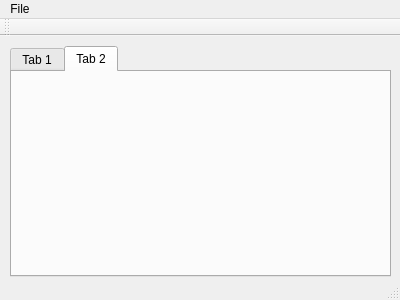
ivanlinux17/kraken, file Kraken/kraken.ui: the form before one commit.
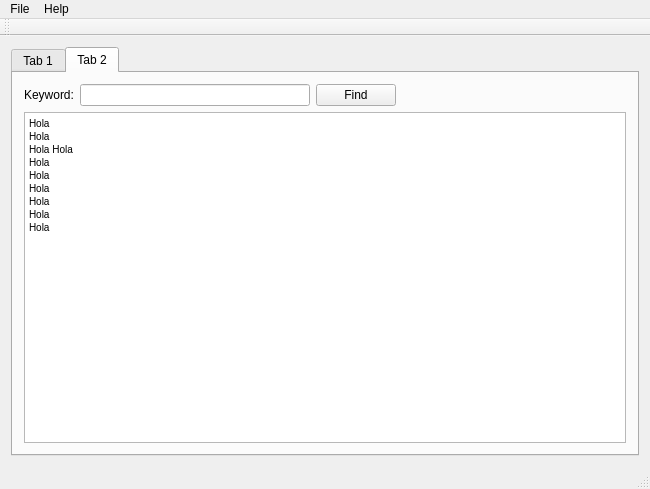
The form after the commit. The open tabs and pages were chosen to show the change.

The edit to the form file:
```diff
--- a/Kraken/kraken.ui
+++ b/Kraken/kraken.ui
@@ -6,23 +6,17 @@
    <rect>
     <x>0</x>
     <y>0</y>
-    <width>400</width>
-    <height>300</height>
+    <width>650</width>
+    <height>489</height>
    </rect>
   </property>
   <property name="windowTitle">
    <string>Kraken</string>
   </property>
   <widget class="QWidget" name="centralWidget">
+   <layout class="QVBoxLayout" name="verticalLayout_2">
+    <item>
    <widget class="QTabWidget" name="tabWidget">
-    <property name="geometry">
-     <rect>
-      <x>10</x>
-      <y>10</y>
-      <width>381</width>
-      <height>231</height>
-     </rect>
-    </property>
     <property name="currentIndex">
      <number>0</number>
     </property>
@@ -84,16 +78,78 @@
      <attribute name="title">
       <string>Tab 2</string>
      </attribute>
-    </widget>
-   </widget>
+       <layout class="QVBoxLayout" name="verticalLayout_3">
+        <item>
+         <layout class="QHBoxLayout" name="horizontalLayout">
+          <item>
+           <widget class="QLabel" name="label_2">
+            <property name="text">
+             <string>Keyword:</string>
+            </property>
+           </widget>
+          </item>
+          <item>
+           <widget class="QLineEdit" name="lineEdit"/>
+          </item>
+          <item>
+           <widget class="QPushButton" name="pushButton">
+            <property name="text">
+             <string>Find</string>
+            </property>
+           </widget>
+          </item>
+          <item>
+           <spacer name="horizontalSpacer">
+            <property name="orientation">
+             <enum>Qt::Horizontal</enum>
+            </property>
+            <property name="sizeHint" stdset="0">
+             <size>
+              <width>40</width>
+              <height>20</height>
+             </size>
+            </property>
+           </spacer>
+          </item>
+         </layout>
+        </item>
+        <item>
+         <layout class="QVBoxLayout" name="verticalLayout">
+          <item>
+           <widget class="QTextBrowser" name="textBrowser">
+            <property name="html">
+             <string>&lt;!DOCTYPE HTML PUBLIC &quot;-//W3C//DTD HTML 4.0//EN&quot; &quot;http://www.w3.org/TR/REC-html40/strict.dtd&quot;&gt;
+&lt;html&gt;&lt;head&gt;&lt;meta name=&quot;qrichtext&quot; content=&quot;1&quot; /&gt;&lt;style type=&quot;text/css&quot;&gt;
+p, li { white-space: pre-wrap; }
+&lt;/style&gt;&lt;/head&gt;&lt;body style=&quot; font-family:'MS Shell Dlg 2'; font-size:7.8pt; font-weight:400; font-style:normal;&quot;&gt;
+&lt;p style=&quot; margin-top:0px; margin-bottom:0px; margin-left:0px; margin-right:0px; -qt-block-indent:0; text-indent:0px;&quot;&gt;Hola &lt;/p&gt;
+&lt;p style=&quot; margin-top:0px; margin-bottom:0px; margin-left:0px; margin-right:0px; -qt-block-indent:0; text-indent:0px;&quot;&gt;Hola &lt;/p&gt;
+&lt;p style=&quot; margin-top:0px; margin-bottom:0px; margin-left:0px; margin-right:0px; -qt-block-indent:0; text-indent:0px;&quot;&gt;Hola Hola &lt;/p&gt;
+&lt;p style=&quot; margin-top:0px; margin-bottom:0px; margin-left:0px; margin-right:0px; -qt-block-indent:0; text-indent:0px;&quot;&gt;Hola &lt;/p&gt;
+&lt;p style=&quot; margin-top:0px; margin-bottom:0px; margin-left:0px; margin-right:0px; -qt-block-indent:0; text-indent:0px;&quot;&gt;Hola &lt;/p&gt;
+&lt;p style=&quot; margin-top:0px; margin-bottom:0px; margin-left:0px; margin-right:0px; -qt-block-indent:0; text-indent:0px;&quot;&gt;Hola &lt;/p&gt;
+&lt;p style=&quot; margin-top:0px; margin-bottom:0px; margin-left:0px; margin-right:0px; -qt-block-indent:0; text-indent:0px;&quot;&gt;Hola &lt;/p&gt;
+&lt;p style=&quot; margin-top:0px; margin-bottom:0px; margin-left:0px; margin-right:0px; -qt-block-indent:0; text-indent:0px;&quot;&gt;Hola &lt;/p&gt;
+&lt;p style=&quot; margin-top:0px; margin-bottom:0px; margin-left:0px; margin-right:0px; -qt-block-indent:0; text-indent:0px;&quot;&gt;Hola &lt;/p&gt;
+&lt;p style=&quot;-qt-paragraph-type:empty; margin-top:0px; margin-bottom:0px; margin-left:0px; margin-right:0px; -qt-block-indent:0; text-indent:0px;&quot;&gt;&lt;br /&gt;&lt;/p&gt;&lt;/body&gt;&lt;/html&gt;</string>
+            </property>
+           </widget>
+          </item>
+         </layout>
+        </item>
+       </layout>
+      </widget>
+     </widget>
+    </item>
+   </layout>
   </widget>
   <widget class="QMenuBar" name="menuBar">
    <property name="geometry">
     <rect>
      <x>0</x>
      <y>0</y>
-     <width>400</width>
-     <height>21</height>
+     <width>650</width>
+     <height>26</height>
     </rect>
    </property>
    <widget class="QMenu" name="menuFile">
@@ -102,7 +158,14 @@
     </property>
     <addaction name="actionExit"/>
    </widget>
+   <widget class="QMenu" name="menuHelp">
+    <property name="title">
+     <string>Help</string>
+    </property>
+    <addaction name="actionManual"/>
+   </widget>
    <addaction name="menuFile"/>
+   <addaction name="menuHelp"/>
   </widget>
   <widget class="QToolBar" name="mainToolBar">
    <attribute name="toolBarArea">
```
Left out of the diff: 14 changed lines with no effect on the pictures. Lines whose indentation alone changed are shown as unchanged.
